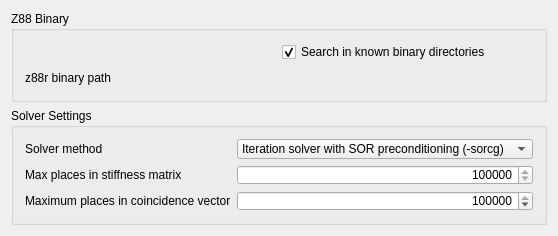
The window that src/Mod/Fem/Gui/DlgSettingsFemZ88.ui (southseact-3d/fcd) describes before a commit, drawn with Qt 5.
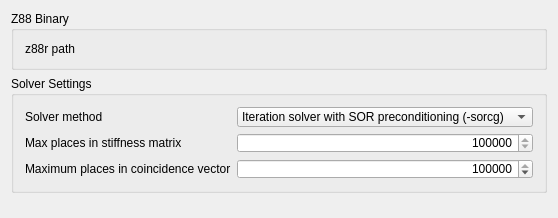
The same window after the commit. Custom widgets are drawn as their Qt base class.

Commit message: Fem: Fix Z88 preferences file chooser

What changed in the file:
```diff
--- a/src/Mod/Fem/Gui/DlgSettingsFemZ88.ui
+++ b/src/Mod/Fem/Gui/DlgSettingsFemZ88.ui
@@ -34,33 +34,8 @@
      <layout class="QVBoxLayout" name="verticalLayout">
       <item>
        <layout class="QGridLayout" name="gl_z88">
-        <item row="0" column="2">
-         <widget class="Gui::PrefCheckBox" name="cb_z88_binary_std">
-          <property name="minimumSize">
-           <size>
-            <width>0</width>
-            <height>20</height>
-           </size>
-          </property>
-          <property name="text">
-           <string>Search in known binary directories</string>
-          </property>
-          <property name="checked">
-           <bool>true</bool>
-          </property>
-          <property name="prefEntry" stdset="0">
-           <cstring>UseStandardZ88Location</cstring>
-          </property>
-          <property name="prefPath" stdset="0">
-           <cstring>Mod/Fem/Z88</cstring>
-          </property>
-         </widget>
-        </item>
-        <item row="2" column="0">
+        <item row="0" column="0">
          <widget class="QLabel" name="l_z88_binary_path">
-          <property name="enabled">
-           <bool>true</bool>
-          </property>
           <property name="sizePolicy">
            <sizepolicy hsizetype="Preferred" vsizetype="Preferred">
             <horstretch>0</horstretch>
@@ -74,15 +49,12 @@
            </size>
           </property>
           <property name="text">
-           <string>z88r binary path</string>
+           <string>z88r path</string>
           </property>
          </widget>
         </item>
-        <item row="2" column="2">
-         <widget class="Gui::PrefFileChooser" name="fc_z88_binary_path">
-          <property name="enabled">
-           <bool>false</bool>
-          </property>
+        <item row="0" column="1">
+         <widget class="Gui::PrefFileChooser" name="fc_z88_binary_path" native="true">
           <property name="sizePolicy">
            <sizepolicy hsizetype="Preferred" vsizetype="Preferred">
             <horstretch>0</horstretch>
@@ -92,7 +64,7 @@
           <property name="minimumSize">
            <size>
             <width>0</width>
-            <height>20</height>
+            <height>0</height>
            </size>
           </property>
           <property name="sizeIncrement">
```
Left out of the diff: 36 changed lines with no effect on the pictures. The commit also changes 2 other files.
